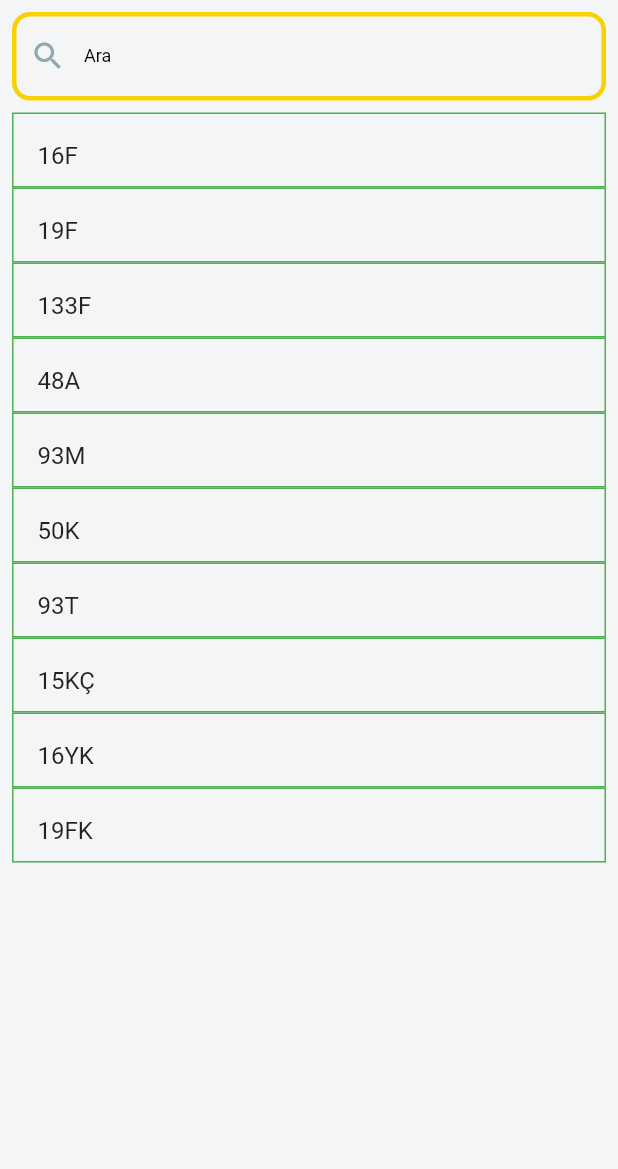
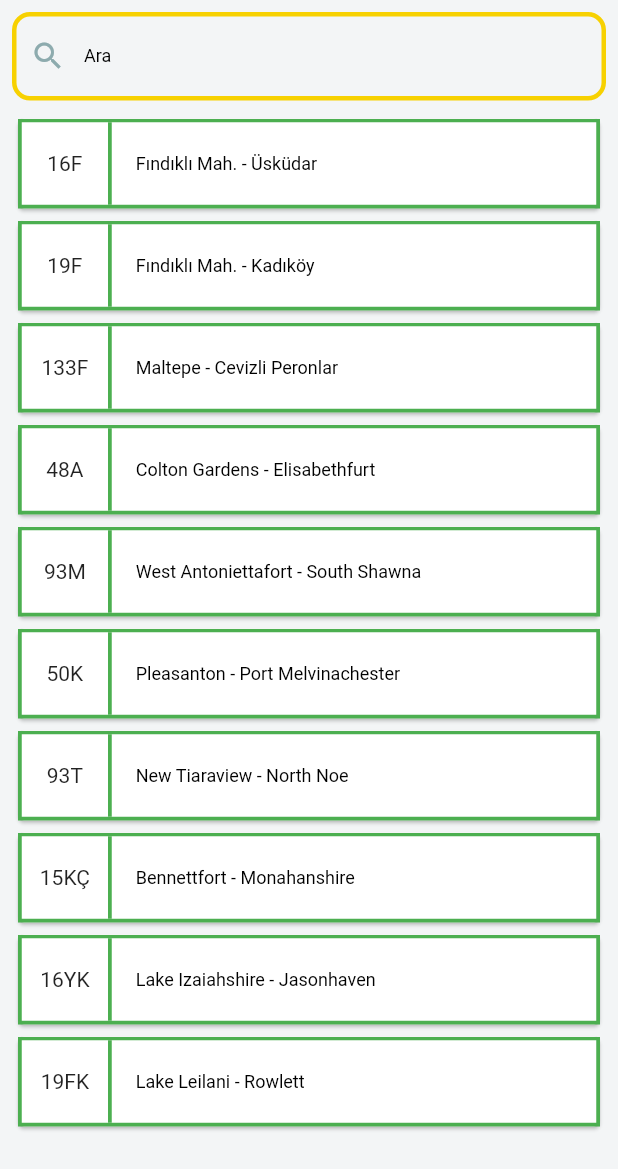
Before and after one commit to o-gkmn/bus_time, a Flutter app: the BusListScreen screen opened by its route, on a phone screen of 412 x 824 dp. Shown: the top 1169 px of the screen. Run offline on Flutter 3.47's test engine with Material 2 defaults, Android fonts, the phone set to English and light mode, and no system bars; statements that could not run were skipped.

Commit message:
Bus list screen main design  is completed

```diff
--- a/lib/bus_list/view/bus_list_screen.dart
+++ b/lib/bus_list/view/bus_list_screen.dart
@@ -13,6 +13,20 @@ final List<String> busses = [
   "16YK",
   "19FK",
 ];
+
+final List<String> bussesRoute = [
+  "Fındıklı Mah. - Üsküdar",
+  "Fındıklı Mah. - Kadıköy",
+  "Maltepe - Cevizli Peronlar",
+  "Colton Gardens - Elisabethfurt",
+  "West Antoniettafort - South Shawna",
+  "Pleasanton - Port Melvinachester",
+  "New Tiaraview - North Noe",
+  "Bennettfort - Monahanshire",
+  "Lake Izaiahshire - Jasonhaven",
+  "Lake Leilani - Rowlett",
+];
+
 
 bool isFocused = false;
 
@@ -91,20 +105,35 @@ class _BusList extends StatelessWidget {
               shrinkWrap: true,
               itemCount: busses.length,
               itemBuilder: ((context, index) {
-                return Container(
-                  height: 50,
-                  width: 50,
+                return Card(
+                  child: ClipRect(
+                    child: Container(
+                      height: 60,
                       decoration: BoxDecoration(
-                    border: Border.all(color: Colors.green),
+                        border: Border.all(color: Colors.green, width: 2.5),
                       ),
                       child: Row(
                         children: [
-                      Flexible(
+                          Container(
+                            alignment: Alignment.center,
+                            width: 60,
+                            height: 60,
+                            decoration: const BoxDecoration(
+                              border: Border(
+                                right:
+                                    BorderSide(color: Colors.green, width: 2.5),
+                              ),
+                            ),
+                            child: Text(busses[index], textAlign: TextAlign.center,),
+                          ),
+                          Expanded(
                             child: ListTile(
-                          title: Text(busses[index]),
+                              title: Text(bussesRoute[index], style: Theme.of(context).textTheme.labelMedium ,),
                             ),
                           ),
                         ],
+                      ),
+                    ),
                   ),
                 );
               }))
```
Lines whose indentation alone changed are shown as unchanged.
